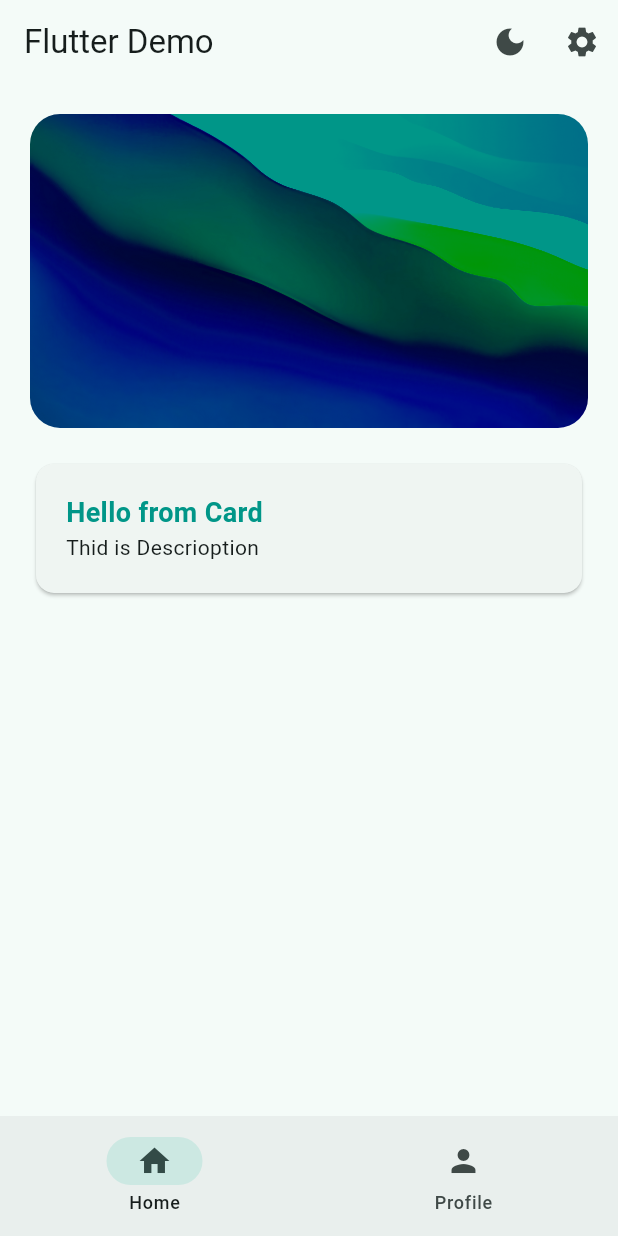
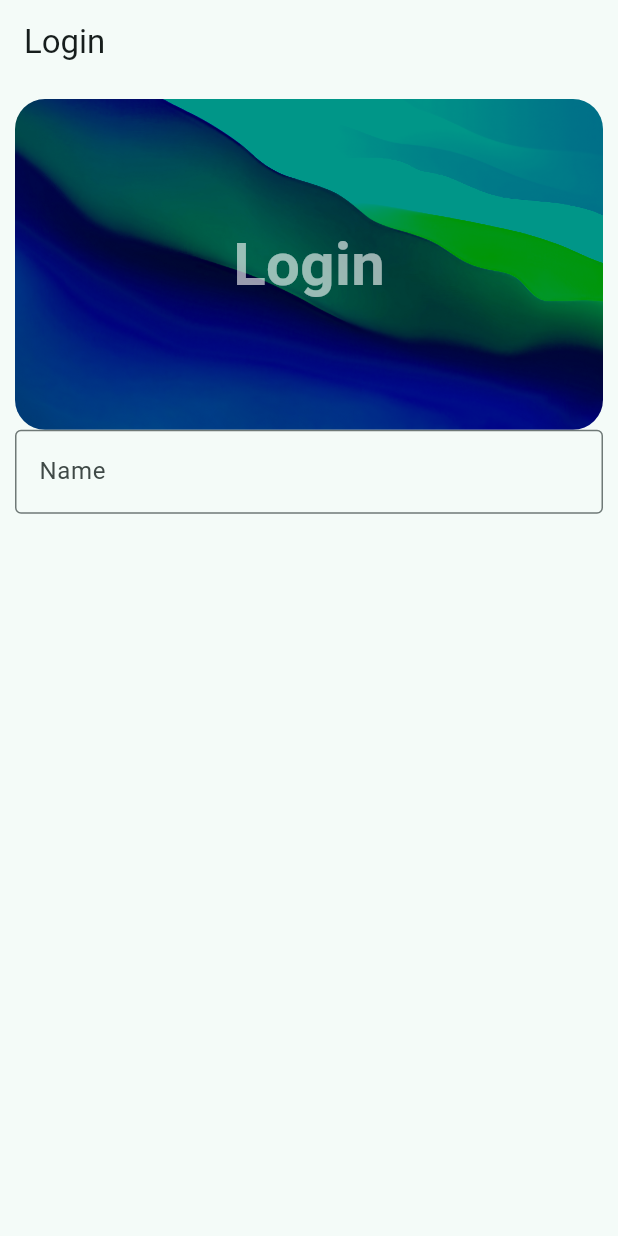
Before and after one commit to amphikapha/flutterdeng, a Flutter app: the screen it shows after launch, after a tap on "Get Started", on a phone screen of 412 x 824 dp. Run offline on Flutter 3.47's test engine with Material 3 defaults, Android fonts, the phone set to English and light mode, and no system bars; our stand-ins replace lottie.

Commit message:
login ui

```diff
--- a/lib/views/pages/home_page.dart
+++ b/lib/views/pages/home_page.dart
@@ -11,7 +11,7 @@ class HomePage extends StatelessWidget {
       padding: EdgeInsets.all(20),
       child: Column(
         children: [
-          HeroWidget(),
+          HeroWidget(title: 'Home'),
           Container(
             width: double.infinity,
             padding: EdgeInsets.symmetric(vertical: 20),
--- /dev/null
+++ b/lib/views/pages/login_page.dart
@@ -0,0 +1,38 @@
+import 'package:flutter/material.dart';
+import 'package:flutterdeng/widgets/hero_widget.dart';
+
+TextEditingController controller = TextEditingController();
+
+class LoginPage extends StatefulWidget {
+  const LoginPage({super.key});
+
+  @override
+  State<LoginPage> createState() => _LoginPageState();
+}
+
+class _LoginPageState extends State<LoginPage> {
+  @override
+  Widget build(BuildContext context) {
+    return Scaffold(
+      appBar: AppBar(
+        title: const Text('Login'),
+      ),
+      body: Padding(
+        padding: const EdgeInsets.all(10.0),
+        child: Column(
+          children: [
+            HeroWidget(title: 'Login'),
+            TextField(
+                controller: controller,
+                decoration: InputDecoration(
+                  labelText: 'Name',
+                  border: OutlineInputBorder(),
+                ),
+                onEditingComplete: () => setState(() {}),
+              ),
+          ],
+        ),
+      )
+    );
+  }
+}
--- a/lib/views/pages/welcome_page.dart
+++ b/lib/views/pages/welcome_page.dart
@@ -1,5 +1,5 @@
 import 'package:flutter/material.dart';
-import 'package:flutterdeng/views/widget_tree.dart';
+import 'package:flutterdeng/views/pages/login_page.dart';
 import 'package:lottie/lottie.dart';
 
 class WelcomePage extends StatelessWidget {
@@ -31,7 +31,7 @@ class WelcomePage extends StatelessWidget {
             onPressed: () {
               // Navigate to the next page
               Navigator.pushReplacement(context, MaterialPageRoute(
-                builder: (context) => const WidgetTree(),
+                builder: (context) => const LoginPage(),
               ));
             },
             child: const Text('Get Started'),
@@ -44,7 +44,7 @@ class WelcomePage extends StatelessWidget {
               // Navigate to the next page
               Navigator.pushReplacement(context, MaterialPageRoute(
                 builder:(context) {
-                  return WidgetTree();
+                  return LoginPage();
                 },
               ));
             },
--- a/lib/widgets/hero_widget.dart
+++ b/lib/widgets/hero_widget.dart
@@ -1,11 +1,16 @@
 import 'package:flutter/material.dart';
 
 class HeroWidget extends StatelessWidget {
-  const HeroWidget({super.key});
+  const HeroWidget({super.key, required this.title});
+
+  final String title;
 
   @override
   Widget build(BuildContext context) {
-    return Hero(
+    return Stack(
+      alignment: Alignment.center,
+      children: [
+        Hero(
           tag: 'hero1',
           child: ClipRRect(
             borderRadius: BorderRadius.circular(20),
@@ -15,6 +20,18 @@ class HeroWidget extends StatelessWidget {
               colorBlendMode: BlendMode.darken,
             ),
           ),
+        ),
+        FittedBox(
+          child: Text(
+            title,
+            style: TextStyle(
+              fontSize: 40,
+              color: Colors.white60,
+              fontWeight: FontWeight.bold,
+            ),
+          ),
+        ),
+      ],
     );
   }
 }
```
Lines whose indentation alone changed are shown as unchanged.
